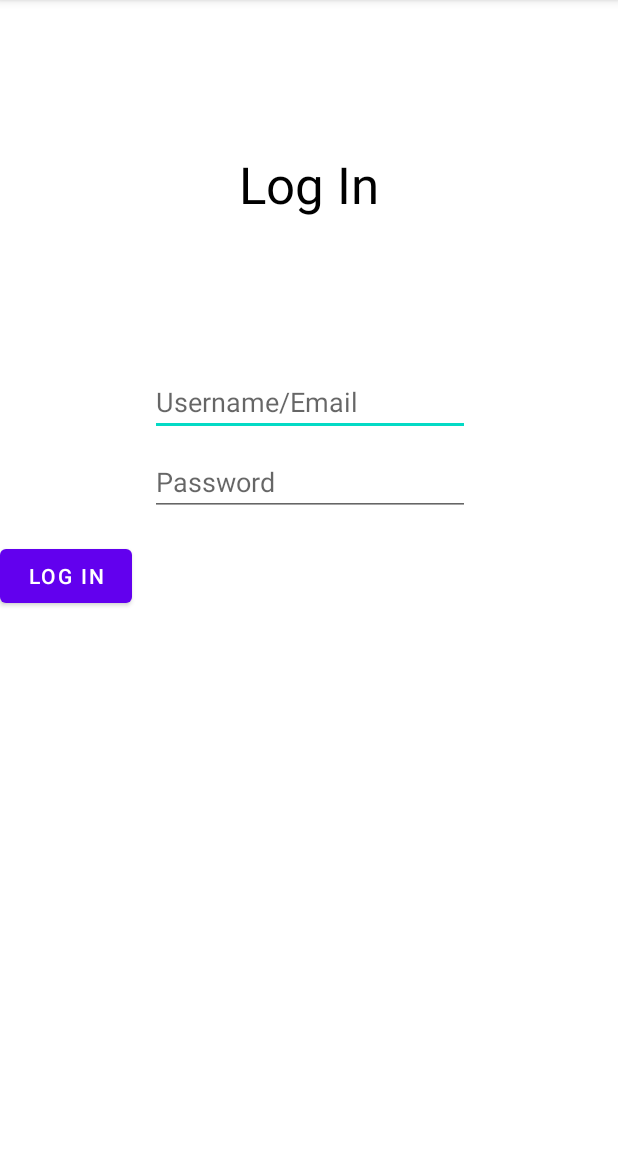
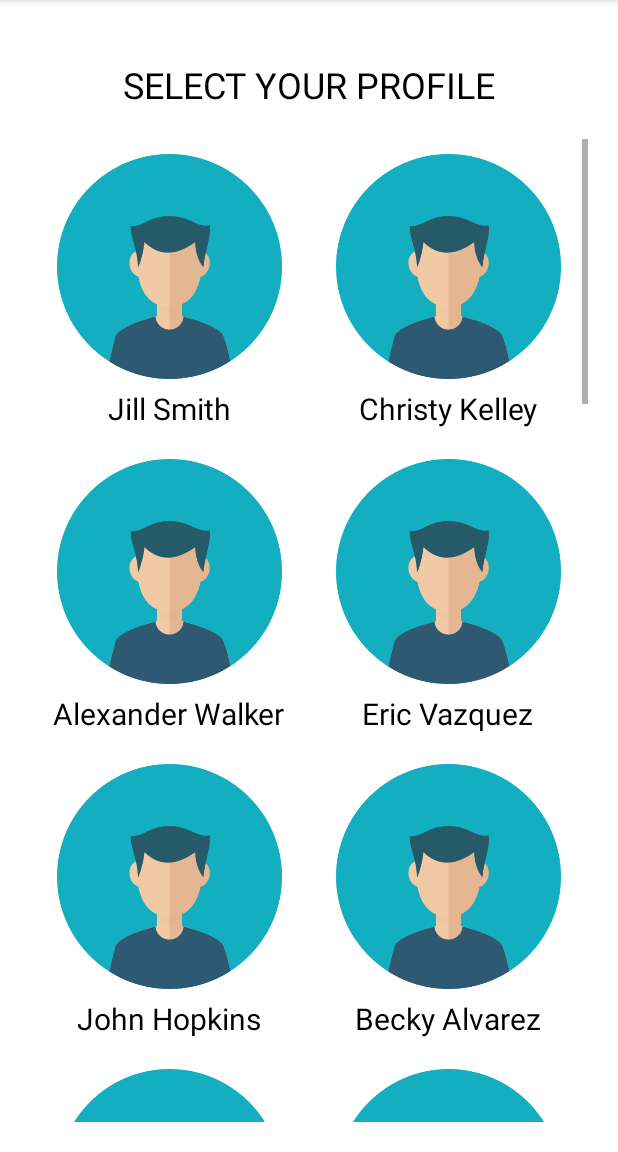
Before and after one commit to alexramirez27/LifePuzzle, an Android app: the screen it shows after launch (LoginActivity), after a tap on "LOGIN", on a phone screen of 412 x 824 dp, the part 84-1236 px from its top. Run offline under Robolectric (Android 15) with nearby library versions, the phone set to English and light mode, and no system bars.

Commit message:
first install page complete login page complete password protection addition feature todo later

```diff
--- a/app/build.gradle
+++ b/app/build.gradle
@@ -21,6 +21,7 @@ android {
             proguardFiles getDefaultProguardFile('proguard-android-optimize.txt'), 'proguard-rules.pro'
         }
     }
+
     compileOptions {
         sourceCompatibility JavaVersion.VERSION_1_8
         targetCompatibility JavaVersion.VERSION_1_8
--- a/app/src/main/java/com/xd/lifepuzzle/LoginActivity.java
+++ b/app/src/main/java/com/xd/lifepuzzle/LoginActivity.java
@@ -1,14 +1,80 @@
 package com.xd.lifepuzzle;
 
+import android.content.Intent;
 import android.os.Bundle;
+import android.view.View;
+import android.widget.AdapterView;
+import android.widget.GridView;
+import android.widget.Toast;
 
 import androidx.appcompat.app.AppCompatActivity;
 
 public class LoginActivity extends AppCompatActivity {
 
+    public static String CURRENT_USER_KEY = "current user";
+
+    GridView gridView;
+    String[] names;
+    int[] images;
+
     @Override
     protected void onCreate(Bundle savedInstanceState) {
         super.onCreate(savedInstanceState);
         setContentView(R.layout.activity_login_1);
+        gridView = findViewById(R.id.loginGridView);
+
+        getGridData();
+
+        ProfileAdapter profileAdapter = new ProfileAdapter(LoginActivity.this, names, images);
+        gridView.setAdapter(profileAdapter);
+
+        // TODO: if password protected open display
+
+        gridView.setOnItemClickListener(new AdapterView.OnItemClickListener() {
+            @Override
+            public void onItemClick(AdapterView<?> parent, View view, int position, long id) {
+//                Toast.makeText(LoginActivity.this, "You clicked on " + names[position],
+//                        Toast.LENGTH_SHORT).show();
+
+                Intent intent = new Intent(getApplicationContext(), MainMenuActivity.class);
+
+                Bundle bundle = new Bundle();
+                bundle.putString(CURRENT_USER_KEY, names[position]);
+
+                intent.putExtras(bundle);
+
+                startActivity(intent);
+            }
+
+        });
+
     }
+
+    /**
+     * Description: gets names and images from database
+     * Post-condition: changes names and images variables
+     */
+    // TODO: Fetch this data from SQL database
+    private void getGridData(){
+
+        names = new String[] {"Jill Smith", "Christy Kelley", "Alexander Walker", "Eric Vazquez",
+                              "John Hopkins", "Becky Alvarez", "Michelle Moore", "Dean Thomas",
+                              "Jorge Schmitt", "Cody Harrison", "David Perkins", "Daniel Jordan",
+                              "Cynthia Lane", "Jeremiah Lamb", "Rhonda Jones", "Thomas Barnes",
+                              "Faith Rose", "Philip Mitchell", "Angel Moreno", "Jacob Jenkins",
+                              "Matthew Jones","Jo Davis" , "Monica Barker" , "Amy Collins" };
+
+        images = new int[]{R.drawable.avatar_test, R.drawable.avatar_test, R.drawable.avatar_test,
+                R.drawable.avatar_test, R.drawable.avatar_test, R.drawable.avatar_test,
+                R.drawable.avatar_test, R.drawable.avatar_test, R.drawable.avatar_test,
+                R.drawable.avatar_test, R.drawable.avatar_test, R.drawable.avatar_test,
+                R.drawable.avatar_test, R.drawable.avatar_test, R.drawable.avatar_test,
+                R.drawable.avatar_test, R.drawable.avatar_test, R.drawable.avatar_test,
+                R.drawable.avatar_test, R.drawable.avatar_test, R.drawable.avatar_test,
+                R.drawable.avatar_test, R.drawable.avatar_test, R.drawable.avatar_test};
+    }
+
+    // will open dialog fragment window if password protected
+
+    // if not will open main menu and set user to this person
 }
--- a/app/src/main/java/com/xd/lifepuzzle/MainMenuActivity.java
+++ b/app/src/main/java/com/xd/lifepuzzle/MainMenuActivity.java
@@ -1,6 +1,7 @@
 package com.xd.lifepuzzle;
 
 import android.os.Bundle;
+import android.widget.Toast;
 
 import androidx.appcompat.app.AppCompatActivity;
 
@@ -10,6 +11,9 @@ public class MainMenuActivity extends AppCompatActivity {
         super.onCreate(savedInstanceState);
         setContentView(R.layout.activity_main_menu);
 
+        Bundle bundle = getIntent().getExtras();
+        String message = bundle.getString(LoginActivity.CURRENT_USER_KEY);
 
+        Toast.makeText(MainMenuActivity.this, message, Toast.LENGTH_SHORT).show();
     }
 }
--- /dev/null
+++ b/app/src/main/java/com/xd/lifepuzzle/ProfileAdapter.java
@@ -0,0 +1,57 @@
+package com.xd.lifepuzzle;
+
+import android.content.Context;
+import android.view.LayoutInflater;
+import android.view.View;
+import android.view.ViewGroup;
+import android.widget.BaseAdapter;
+import android.widget.ImageView;
+import android.widget.TextView;
+
+public class ProfileAdapter extends BaseAdapter {
+    LayoutInflater layoutInflater;
+    Context context;
+    String[] name;
+    int[] image;
+
+    public ProfileAdapter(Context context, String[] name, int[] image) {
+        this.context = context;
+        this.name = name;
+        this.image = image;
+    }
+
+    @Override
+    public int getCount() {
+        return name.length;
+    }
+
+    @Override
+    public Object getItem(int i) {
+        return null;
+    }
+
+    @Override
+    public long getItemId(int i) {
+        return 0;
+    }
+
+    @Override
+    public View getView(int position, View view, ViewGroup parent) {
+
+        if (layoutInflater == null){
+            layoutInflater = (LayoutInflater) context.getSystemService(Context.LAYOUT_INFLATER_SERVICE);
+        }
+
+        if (view == null){
+            view = layoutInflater.inflate(R.layout.login_grid_item, null);
+        }
+
+        ImageView imageView = view.findViewById(R.id.grid_image);
+        TextView textView = view.findViewById(R.id.item_name);
+
+        imageView.setImageResource(image[position]);
+        textView.setText(name[position]);
+
+        return view;
+    }
+}
--- a/app/src/main/res/layout/activity_login_1.xml
+++ b/app/src/main/res/layout/activity_login_1.xml
@@ -1,54 +1,40 @@
-<?xml version="1.0" encoding="utf-8"?>
-<androidx.constraintlayout.widget.ConstraintLayout xmlns:android="http://schemas.android.com/apk/res/android"
+<androidx.constraintlayout.widget.ConstraintLayout
+    xmlns:android="http://schemas.android.com/apk/res/android"
     xmlns:app="http://schemas.android.com/apk/res-auto"
     xmlns:tools="http://schemas.android.com/tools"
     android:layout_width="match_parent"
-    android:layout_height="match_parent">
+    android:layout_height="match_parent"
+    tools:context=".LoginActivity">
 
-    <EditText
-        android:id="@+id/editTextTextEmailAddress"
+    <TextView
+        android:id="@+id/textView10"
         android:layout_width="wrap_content"
         android:layout_height="wrap_content"
-        android:layout_marginTop="100dp"
-        android:ems="10"
-        android:hint="Username/Email"
-        android:inputType="textEmailAddress"
-        app:layout_constraintEnd_toEndOf="parent"
-        app:layout_constraintHorizontal_bias="0.502"
-        app:layout_constraintStart_toStartOf="parent"
-        app:layout_constraintTop_toBottomOf="@+id/textView2" />
-
-    <EditText
-        android:id="@+id/editTextTextPassword"
-        android:layout_width="wrap_content"
-        android:layout_height="wrap_content"
-        android:layout_marginTop="8dp"
-        android:ems="10"
-        android:hint="Password"
-        android:inputType="textPassword"
-        app:layout_constraintEnd_toEndOf="parent"
-        app:layout_constraintHorizontal_bias="0.502"
-        app:layout_constraintStart_toStartOf="parent"
-        app:layout_constraintTop_toBottomOf="@+id/editTextTextEmailAddress" />
-
-    <TextView
-        android:id="@+id/textView2"
-        android:layout_width="wrap_content"
-        android:layout_height="wrap_content"
-        android:layout_marginTop="100dp"
-        android:text="Log In"
-        android:textColor="#000000"
-        android:textSize="34sp"
+        android:layout_marginTop="40dp"
+        android:text="SELECT YOUR PROFILE"
+        android:textSize="24sp"
+        android:textColor="@color/black"
         app:layout_constraintEnd_toEndOf="parent"
         app:layout_constraintStart_toStartOf="parent"
         app:layout_constraintTop_toTopOf="parent" />
 
-    <Button
-        android:id="@+id/button9"
-        android:layout_width="wrap_content"
-        android:layout_height="wrap_content"
-        android:layout_marginTop="16dp"
-        android:text="Log In"
-        app:layout_constraintTop_toBottomOf="@+id/editTextTextPassword"
-        tools:layout_editor_absoluteX="157dp" />
+    <GridView
+        android:id="@+id/loginGridView"
+        android:layout_width="0dp"
+        android:layout_height="0dp"
+        android:numColumns="auto_fit"
+        android:columnWidth="160dp"
+        android:layout_marginVertical="20dp"
+        android:layout_marginHorizontal="20dp"
+        app:layout_constraintBottom_toBottomOf="parent"
+        app:layout_constraintEnd_toEndOf="parent"
+        app:layout_constraintHorizontal_bias="0.49"
+        app:layout_constraintStart_toStartOf="parent"
+        app:layout_constraintTop_toBottomOf="@+id/textView10"
+        app:layout_constraintVertical_bias="0.115">
+
+
+    </GridView>
+
+
 </androidx.constraintlayout.widget.ConstraintLayout>
--- /dev/null
+++ b/app/src/main/res/layout/login_grid_item.xml
@@ -0,0 +1,27 @@
+<?xml version="1.0" encoding="utf-8"?>
+<LinearLayout
+    xmlns:android="http://schemas.android.com/apk/res/android"
+    android:layout_width="match_parent"
+    android:layout_height="match_parent"
+    android:layout_gravity="center"
+    android:orientation="vertical"
+    android:gravity="center"
+    android:paddingVertical="10dp"
+    android:paddingHorizontal="10dp">
+
+    <ImageView
+        android:id="@+id/grid_image"
+        android:layout_width="150dp"
+        android:layout_height="150dp"
+        android:scaleType="centerCrop"/>
+
+    <TextView
+        android:id="@+id/item_name"
+        android:layout_width="wrap_content"
+        android:layout_height="wrap_content"
+        android:textSize="20sp"
+        android:textColor="@color/black"
+        android:layout_marginTop="6dp"/>
+
+
+</LinearLayout>
--- a/app/src/main/res/values/colors.xml
+++ b/app/src/main/res/values/colors.xml
@@ -7,4 +7,9 @@
     <color name="teal_700">#FF018786</color>
     <color name="black">#FF000000</color>
     <color name="white">#FFFFFFFF</color>
+
+    <color name="light_blue">#7dbccb</color>
+    <color name="dark_blue">#157d96</color>
+
+
 </resources>
```
Also changed, not shown: app/src/main/java/com/xd/lifepuzzle/FirstInstallActivity.java (+13 -0 lines), app/src/main/java/com/xd/lifepuzzle/MainActivity.java (+11 -0 lines), app/src/main/res/layout/activity_first_installation_page.xml (+36 -21 lines), app/src/main/res/layout/activity_test.xml (added, +59 -0 lines), app/src/main/res/drawable/life_puzzle_logo.jpg (added).
